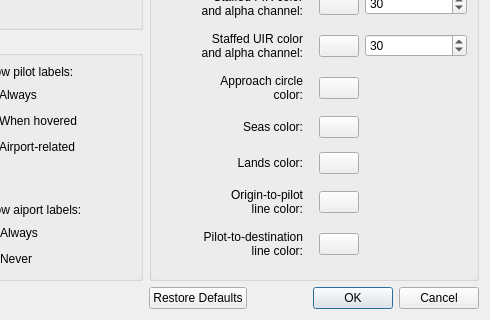
Before: the Qt Designer form source/ui/resources/settingswindow.ui in Vatsinator/vatsinator-legacy, drawn with Qt 5; both pictures show x 201 to 691 and y 100 to 420 of the 691 by 420 pixel window.
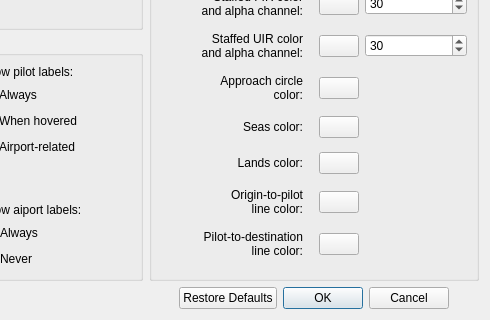
After: the same form once the commit is applied. Icons and pictures are not drawn. Custom widgets are drawn as their Qt base class.

```diff
--- a/source/ui/resources/settingswindow.ui
+++ b/source/ui/resources/settingswindow.ui
@@ -381,11 +381,14 @@
    </item>
    <item row="2" column="1">
     <widget class="QDialogButtonBox" name="OKCancelButtonBox">
+     <property name="enabled">
+      <bool>true</bool>
+     </property>
      <property name="standardButtons">
       <set>QDialogButtonBox::Cancel|QDialogButtonBox::Ok|QDialogButtonBox::RestoreDefaults</set>
      </property>
      <property name="centerButtons">
-      <bool>false</bool>
+      <bool>true</bool>
      </property>
     </widget>
    </item>
```
Left out of the diff: 3 changed lines with no effect on the pictures.
